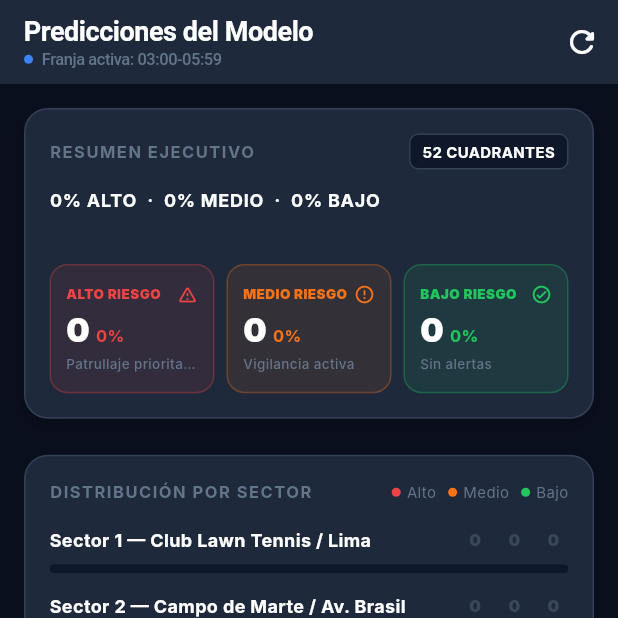
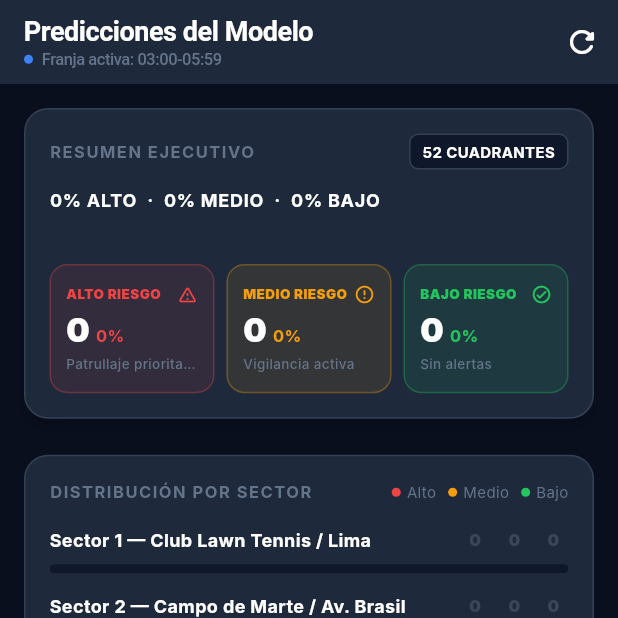
Before and after one commit to safepoint-upc/safepoint-mobile, a Flutter app: the PrediccionesScreen screen opened by its route, on a phone screen of 412 x 824 dp, the top half of it. Run offline on Flutter 3.47's test engine with Material 3 defaults, Android fonts, the phone set to English and light mode, and no system bars; our stand-ins replace dio, flutter_map, flutter_secure_storage, go_router, latlong2; accounts and stored records are empty; network calls fail; Roboto replaces fonts that are missing (Inter).

Commit message:
fix(theme): align riskMed color to dashboard (#f59e0b amber)

```diff
--- a/lib/theme/app_theme.dart
+++ b/lib/theme/app_theme.dart
@@ -9,7 +9,7 @@ class AppTheme {
   static const Color textSecondary = Color(0xFF94a3b8);
   static const Color textMuted = Color(0xFF64748b);
   static const Color riskHigh = Color(0xFFef4444);
-  static const Color riskMed = Color(0xFFf97316);
+  static const Color riskMed = Color(0xFFf59e0b);
   static const Color riskLow = Color(0xFF22c55e);
   static const Color cardColor = Color(0xFF1e293b);
 
```
